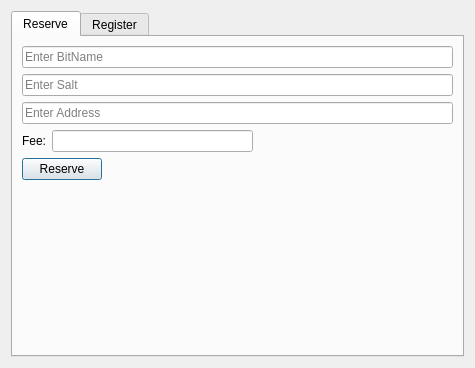
Ash-L2L/sidechains, file src/qt/forms/registerbitnamedialog.ui: the form before one commit.
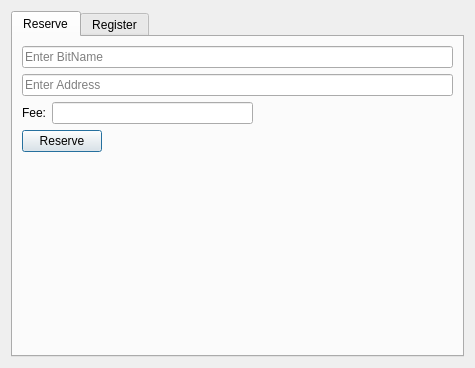
The form after the commit. Custom widgets are drawn as their Qt base class.

Commit message: Make GUI compatible with BitNames updates

Patch:
```diff
--- a/src/qt/forms/registerbitnamedialog.ui
+++ b/src/qt/forms/registerbitnamedialog.ui
@@ -31,13 +31,6 @@
          </property>
         </widget>
        </item>
-       <item>
-        <widget class="QLineEdit" name="lineEditSalt">
-         <property name="placeholderText">
-          <string>Enter Salt</string>
-         </property>
-        </widget>
-       </item>
        <item>
         <widget class="QLineEdit" name="lineEditReserveAddress">
          <property name="placeholderText">
```
Left out of the diff: 7 changed lines with no effect on the pictures. The commit also changes 6 other files.
